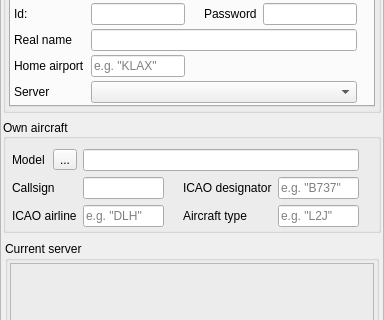
First picture: the form in src/blackgui/components/logincomponent.ui, repository swift-project/pilotclient, before the edit; both pictures show x 0 to 384 and y 92 to 412 of the 384 by 576 pixel window.
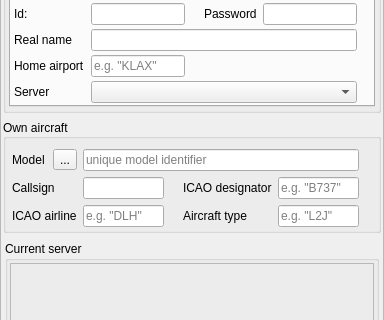
Second picture: the form after the edit. Icons and pictures are not drawn. Custom widgets are drawn as their Qt base class.

Commit message:
refs #768, fixed reverse lookup on login page (model changes in SIM are reflected here) * use reverse lookup function * complete model when web services have read the DB data (before that no reverse lookup is possible) * use new model changed signature
Remark: Temp adjustement when signal allSwiftDbDataRead is sent. As soon #748 is ready needs to be changed to include airport entities

What changed in the file:
```diff
--- a/src/blackgui/components/logincomponent.ui
+++ b/src/blackgui/components/logincomponent.ui
@@ -448,6 +448,9 @@
         <property name="readOnly">
          <bool>true</bool>
         </property>
+        <property name="placeholderText">
+         <string>unique model identifier</string>
+        </property>
        </widget>
       </item>
       <item row="0" column="0">
```
The commit also changes 5 other files.
